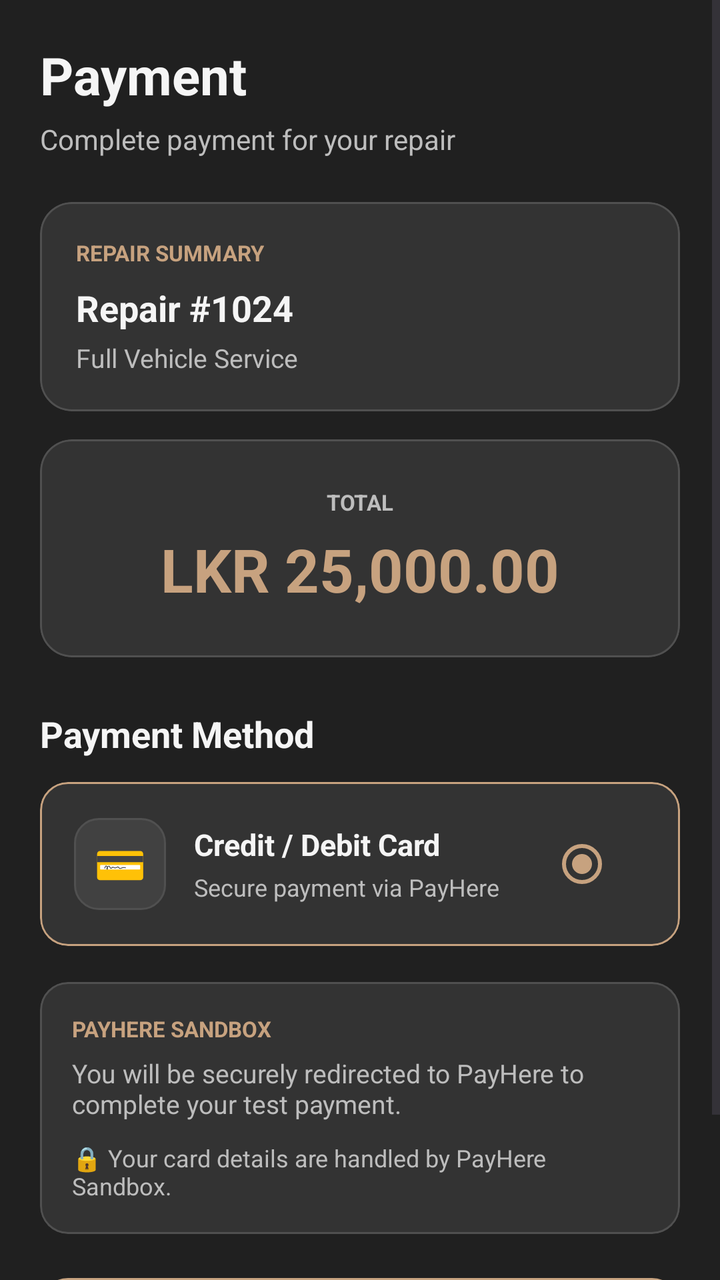
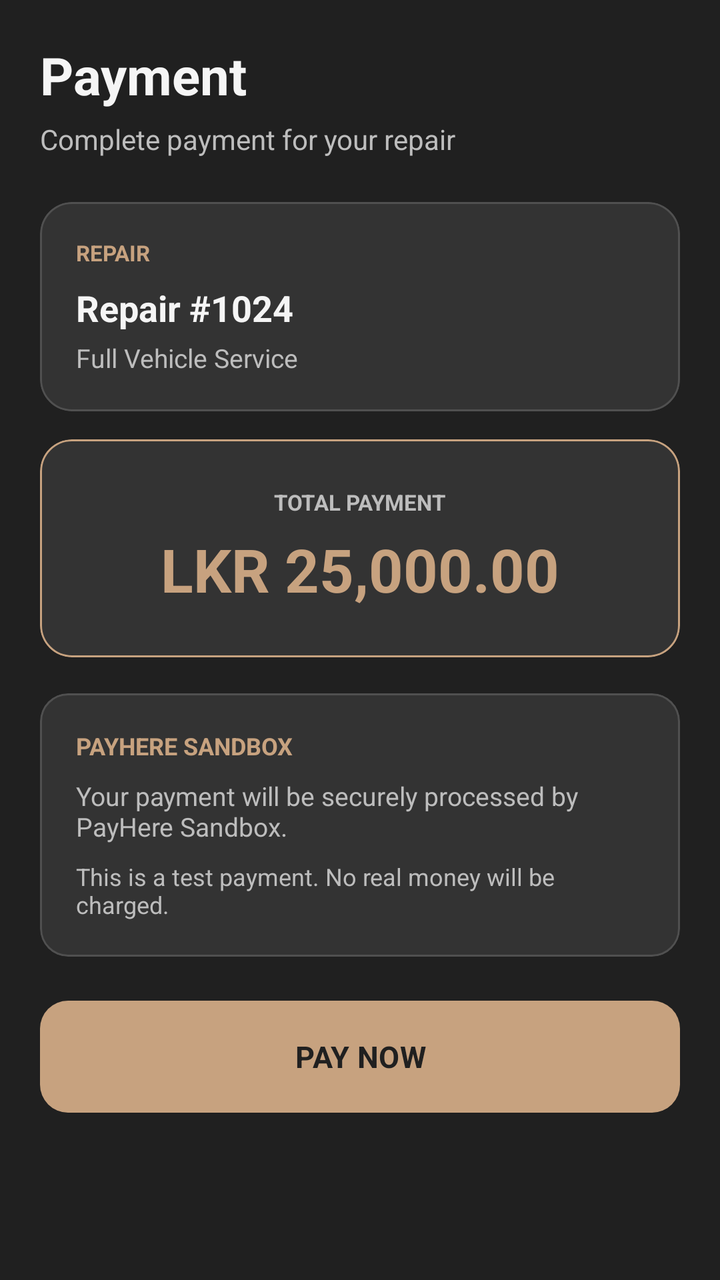

Screens rendered from an Android XML layout before and after an edit, with the pre-edit source and the edit as a unified diff.
<!-- AndroidManifest.xml: application theme Theme.TechFix -->
<!-- res/layout/activity_payment.xml -->
<?xml version="1.0" encoding="utf-8"?>
<ScrollView xmlns:android="http://schemas.android.com/apk/res/android"
    xmlns:app="http://schemas.android.com/apk/res-auto"
    android:layout_width="match_parent"
    android:layout_height="match_parent"
    android:background="@color/techfix_background"
    android:fillViewport="true">

    <LinearLayout
        android:layout_width="match_parent"
        android:layout_height="wrap_content"
        android:orientation="vertical"
        android:padding="20dp">

        

        <TextView
            android:layout_width="wrap_content"
            android:layout_height="wrap_content"
            android:text="Payment"
            android:textColor="@color/techfix_white"
            android:textSize="26sp"
            android:textStyle="bold" />

        <TextView
            android:layout_width="wrap_content"
            android:layout_height="wrap_content"
            android:layout_marginTop="5dp"
            android:text="Complete payment for your repair"
            android:textColor="@color/techfix_text_secondary"
            android:textSize="14sp" />

        

        <com.google.android.material.card.MaterialCardView
            android:layout_width="match_parent"
            android:layout_height="wrap_content"
            android:layout_marginTop="22dp"
            app:cardBackgroundColor="@color/techfix_surface"
            app:cardCornerRadius="16dp"
            app:strokeColor="@color/techfix_border"
            app:strokeWidth="1dp">

            <LinearLayout
                android:layout_width="match_parent"
                android:layout_height="wrap_content"
                android:orientation="vertical"
                android:padding="18dp">

                <TextView
                    android:layout_width="wrap_content"
                    android:layout_height="wrap_content"
                    android:text="REPAIR SUMMARY"
                    android:textColor="@color/techfix_gold"
                    android:textSize="11sp"
                    android:textStyle="bold" />

                <TextView
                    android:id="@+id/tvPaymentRepairId"
                    android:layout_width="wrap_content"
                    android:layout_height="wrap_content"
                    android:layout_marginTop="8dp"
                    android:text="Repair #1024"
                    android:textColor="@color/techfix_white"
                    android:textSize="18sp"
                    android:textStyle="bold" />

                <TextView
                    android:id="@+id/tvPaymentService"
                    android:layout_width="wrap_content"
                    android:layout_height="wrap_content"
                    android:layout_marginTop="4dp"
                    android:text="Full Vehicle Service"
                    android:textColor="@color/techfix_text_secondary"
                    android:textSize="13sp" />

            </LinearLayout>

        </com.google.android.material.card.MaterialCardView>

        

        <com.google.android.material.card.MaterialCardView
            android:layout_width="match_parent"
            android:layout_height="wrap_content"
            android:layout_marginTop="14dp"
            app:cardBackgroundColor="@color/techfix_surface"
            app:cardCornerRadius="16dp"
            app:strokeColor="@color/techfix_border"
            app:strokeWidth="1dp">

            <LinearLayout
                android:layout_width="match_parent"
                android:layout_height="wrap_content"
                android:gravity="center"
                android:orientation="vertical"
                android:padding="24dp">

                <TextView
                    android:layout_width="wrap_content"
                    android:layout_height="wrap_content"
                    android:text="TOTAL"
                    android:textColor="@color/techfix_text_secondary"
                    android:textSize="11sp"
                    android:textStyle="bold" />

                <TextView
                    android:id="@+id/tvPaymentTotal"
                    android:layout_width="wrap_content"
                    android:layout_height="wrap_content"
                    android:layout_marginTop="6dp"
                    android:text="LKR 25,000.00"
                    android:textColor="@color/techfix_gold"
                    android:textSize="30sp"
                    android:textStyle="bold" />

            </LinearLayout>

        </com.google.android.material.card.MaterialCardView>

        

        <TextView
            android:layout_width="wrap_content"
            android:layout_height="wrap_content"
            android:layout_marginTop="26dp"
            android:text="Payment Method"
            android:textColor="@color/techfix_white"
            android:textSize="18sp"
            android:textStyle="bold" />

        <com.google.android.material.card.MaterialCardView
            android:id="@+id/cardPaymentMethod"
            android:layout_width="match_parent"
            android:layout_height="wrap_content"
            android:layout_marginTop="12dp"
            app:cardBackgroundColor="@color/techfix_surface"
            app:cardCornerRadius="14dp"
            app:strokeColor="@color/techfix_gold"
            app:strokeWidth="1dp">

            <LinearLayout
                android:layout_width="match_parent"
                android:layout_height="wrap_content"
                android:gravity="center_vertical"
                android:orientation="horizontal"
                android:padding="17dp">

                

                <TextView
                    android:layout_width="46dp"
                    android:layout_height="46dp"
                    android:background="@drawable/bg_techfix_input"
                    android:gravity="center"
                    android:text="💳"
                    android:textSize="21sp" />

                

                <LinearLayout
                    android:layout_width="0dp"
                    android:layout_height="wrap_content"
                    android:layout_weight="1"
                    android:layout_marginStart="14dp"
                    android:orientation="vertical">

                    <TextView
                        android:layout_width="wrap_content"
                        android:layout_height="wrap_content"
                        android:text="Credit / Debit Card"
                        android:textColor="@color/techfix_white"
                        android:textSize="15sp"
                        android:textStyle="bold" />

                    <TextView
                        android:layout_width="wrap_content"
                        android:layout_height="wrap_content"
                        android:layout_marginTop="3dp"
                        android:text="Secure payment via PayHere"
                        android:textColor="@color/techfix_text_secondary"
                        android:textSize="12sp" />

                </LinearLayout>

                

                <RadioButton
                    android:id="@+id/radioCard"
                    android:layout_width="wrap_content"
                    android:layout_height="wrap_content"
                    android:checked="true"
                    android:buttonTint="@color/techfix_gold" />

            </LinearLayout>

        </com.google.android.material.card.MaterialCardView>

        

        <com.google.android.material.card.MaterialCardView
            android:layout_width="match_parent"
            android:layout_height="wrap_content"
            android:layout_marginTop="18dp"
            app:cardBackgroundColor="@color/techfix_surface"
            app:cardCornerRadius="14dp"
            app:strokeColor="@color/techfix_border"
            app:strokeWidth="1dp">

            <LinearLayout
                android:layout_width="match_parent"
                android:layout_height="wrap_content"
                android:orientation="vertical"
                android:padding="16dp">

                <TextView
                    android:layout_width="wrap_content"
                    android:layout_height="wrap_content"
                    android:text="PAYHERE SANDBOX"
                    android:textColor="@color/techfix_gold"
                    android:textSize="11sp"
                    android:textStyle="bold" />

                <TextView
                    android:layout_width="match_parent"
                    android:layout_height="wrap_content"
                    android:layout_marginTop="6dp"
                    android:text="You will be securely redirected to PayHere to complete your test payment."
                    android:textColor="@color/techfix_text_secondary"
                    android:textSize="13sp" />

                <TextView
                    android:layout_width="match_parent"
                    android:layout_height="wrap_content"
                    android:layout_marginTop="10dp"
                    android:text="🔒 Your card details are handled by PayHere Sandbox."
                    android:textColor="@color/techfix_text_secondary"
                    android:textSize="12sp" />

            </LinearLayout>

        </com.google.android.material.card.MaterialCardView>

        

        <com.google.android.material.button.MaterialButton
            android:id="@+id/btnPayNow"
            android:layout_width="match_parent"
            android:layout_height="56dp"
            android:layout_marginTop="22dp"
            android:layout_marginBottom="20dp"
            android:background="@drawable/bg_techfix_button"
            android:text="PAY LKR 25,000.00"
            android:textColor="@color/techfix_background"
            android:textSize="15sp"
            android:textStyle="bold" />

    </LinearLayout>

</ScrollView>
<!-- resources referenced by this layout -->
<resources>
  <color name="techfix_background">#202020</color>
  <color name="techfix_border">#505050</color>
  <color name="techfix_gold">#C7A27F</color>
  <color name="techfix_surface">#333333</color>
  <color name="techfix_text_secondary">#BDBDBD</color>
  <color name="techfix_white">#F5F5F5</color>
  <!-- drawable bg_techfix_button (drawable) -->
  <?xml version="1.0" encoding="utf-8"?>
  <shape xmlns:android="http://schemas.android.com/apk/res/android"
      android:shape="rectangle">
  
      <solid android:color="@color/techfix_gold" />
  
      <corners android:radius="14dp" />
  
  </shape>
  <!-- drawable bg_techfix_input (drawable) -->
  <?xml version="1.0" encoding="utf-8"?>
  <shape xmlns:android="http://schemas.android.com/apk/res/android"
      android:shape="rectangle">
  
      <solid android:color="@color/techfix_surface_light" />
  
      <corners android:radius="12dp" />
  
      <stroke
          android:width="1dp"
          android:color="@color/techfix_border" />
  
  </shape>
  <style name="Theme.TechFix" parent="Base.Theme.TechFix" />
  <color name="techfix_surface_light">#414141</color>
  <style name="Base.Theme.TechFix" parent="Theme.Material3.DayNight.NoActionBar">
  
          <item name="android:fontFamily">sans-serif</item>
  
          <item name="android:windowBackground">@color/techfix_background</item>
  
          <item name="colorPrimary">@color/techfix_gold</item>
          <item name="colorOnPrimary">@color/techfix_background</item>
  
          <item name="colorSecondary">@color/techfix_gold_light</item>
          <item name="colorOnSecondary">@color/techfix_background</item>
  
          <item name="android:colorAccent">@color/techfix_gold</item>
  
          <item name="android:navigationBarColor">@color/techfix_background</item>
          <item name="android:statusBarColor">@color/techfix_background</item>
  
          <item name="android:windowLightStatusBar">false</item>
  
      </style>
  <color name="techfix_gold_light">#D4B493</color>
</resources>

<!-- the commit's change to res/layout/activity_payment.xml (unified diff, before → after) -->
@@ -1,5 +1,6 @@
 <?xml version="1.0" encoding="utf-8"?>
-<ScrollView xmlns:android="http://schemas.android.com/apk/res/android"
+<ScrollView
+    xmlns:android="http://schemas.android.com/apk/res/android"
     xmlns:app="http://schemas.android.com/apk/res-auto"
     android:layout_width="match_parent"
     android:layout_height="match_parent"
@@ -30,6 +31,7 @@
             android:textColor="@color/techfix_text_secondary"
             android:textSize="14sp" />
 
+
         
 
         <com.google.android.material.card.MaterialCardView
@@ -50,7 +52,7 @@
                 <TextView
                     android:layout_width="wrap_content"
                     android:layout_height="wrap_content"
-                    android:text="REPAIR SUMMARY"
+                    android:text="REPAIR"
                     android:textColor="@color/techfix_gold"
                     android:textSize="11sp"
                     android:textStyle="bold" />
@@ -78,6 +80,7 @@
 
         </com.google.android.material.card.MaterialCardView>
 
+
         
 
         <com.google.android.material.card.MaterialCardView
@@ -86,7 +89,7 @@
             android:layout_marginTop="14dp"
             app:cardBackgroundColor="@color/techfix_surface"
             app:cardCornerRadius="16dp"
-            app:strokeColor="@color/techfix_border"
+            app:strokeColor="@color/techfix_gold"
             app:strokeWidth="1dp">
 
             <LinearLayout
@@ -99,7 +102,7 @@
                 <TextView
                     android:layout_width="wrap_content"
                     android:layout_height="wrap_content"
-                    android:text="TOTAL"
+                    android:text="TOTAL PAYMENT"
                     android:textColor="@color/techfix_text_secondary"
                     android:textSize="11sp"
                     android:textStyle="bold" />
@@ -118,83 +121,6 @@
 
         </com.google.android.material.card.MaterialCardView>
 
-        
-
-        <TextView
-            android:layout_width="wrap_content"
-            android:layout_height="wrap_content"
-            android:layout_marginTop="26dp"
-            android:text="Payment Method"
-            android:textColor="@color/techfix_white"
-            android:textSize="18sp"
-            android:textStyle="bold" />
-
-        <com.google.android.material.card.MaterialCardView
-            android:id="@+id/cardPaymentMethod"
-            android:layout_width="match_parent"
-            android:layout_height="wrap_content"
-            android:layout_marginTop="12dp"
-            app:cardBackgroundColor="@color/techfix_surface"
-            app:cardCornerRadius="14dp"
-            app:strokeColor="@color/techfix_gold"
-            app:strokeWidth="1dp">
-
-            <LinearLayout
-                android:layout_width="match_parent"
-                android:layout_height="wrap_content"
-                android:gravity="center_vertical"
-                android:orientation="horizontal"
-                android:padding="17dp">
-
-                
-
-                <TextView
-                    android:layout_width="46dp"
-                    android:layout_height="46dp"
-                    android:background="@drawable/bg_techfix_input"
-                    android:gravity="center"
-                    android:text="💳"
-                    android:textSize="21sp" />
-
-                
-
-                <LinearLayout
-                    android:layout_width="0dp"
-                    android:layout_height="wrap_content"
-                    android:layout_weight="1"
-                    android:layout_marginStart="14dp"
-                    android:orientation="vertical">
-
-                    <TextView
-                        android:layout_width="wrap_content"
-                        android:layout_height="wrap_content"
-                        android:text="Credit / Debit Card"
-                        android:textColor="@color/techfix_white"
-                        android:textSize="15sp"
-                        android:textStyle="bold" />
-
-                    <TextView
-                        android:layout_width="wrap_content"
-                        android:layout_height="wrap_content"
-                        android:layout_marginTop="3dp"
-                        android:text="Secure payment via PayHere"
-                        android:textColor="@color/techfix_text_secondary"
-                        android:textSize="12sp" />
-
-                </LinearLayout>
-
-                
-
-                <RadioButton
-                    android:id="@+id/radioCard"
-                    android:layout_width="wrap_content"
-                    android:layout_height="wrap_content"
-                    android:checked="true"
-                    android:buttonTint="@color/techfix_gold" />
-
-            </LinearLayout>
-
-        </com.google.android.material.card.MaterialCardView>
 
         
 
@@ -211,35 +137,36 @@
                 android:layout_width="match_parent"
                 android:layout_height="wrap_content"
                 android:orientation="vertical"
-                android:padding="16dp">
+                android:padding="18dp">
 
                 <TextView
                     android:layout_width="wrap_content"
                     android:layout_height="wrap_content"
                     android:text="PAYHERE SANDBOX"
                     android:textColor="@color/techfix_gold"
-                    android:textSize="11sp"
+                    android:textSize="12sp"
                     android:textStyle="bold" />
 
                 <TextView
                     android:layout_width="match_parent"
                     android:layout_height="wrap_content"
-                    android:layout_marginTop="6dp"
-                    android:text="You will be securely redirected to PayHere to complete your test payment."
+                    android:layout_marginTop="8dp"
+                    android:text="Your payment will be securely processed by PayHere Sandbox."
                     android:textColor="@color/techfix_text_secondary"
                     android:textSize="13sp" />
 
                 <TextView
                     android:layout_width="match_parent"
                     android:layout_height="wrap_content"
-                    android:layout_marginTop="10dp"
-                    android:text="🔒 Your card details are handled by PayHere Sandbox."
+                    android:layout_marginTop="8dp"
+                    android:text="This is a test payment. No real money will be charged."
                     android:textColor="@color/techfix_text_secondary"
                     android:textSize="12sp" />
 
             </LinearLayout>
 
         </com.google.android.material.card.MaterialCardView>
+
 
         
 
@@ -250,7 +177,7 @@
             android:layout_marginTop="22dp"
             android:layout_marginBottom="20dp"
             android:background="@drawable/bg_techfix_button"
-            android:text="PAY LKR 25,000.00"
+            android:text="PAY NOW"
             android:textColor="@color/techfix_background"
             android:textSize="15sp"
             android:textStyle="bold" />
<!-- resource entries referenced after the edit -->
@@ -16,22 +16,7 @@
       <corners android:radius="14dp" />
   
   </shape>
-  <!-- drawable bg_techfix_input (drawable) -->
-  <?xml version="1.0" encoding="utf-8"?>
-  <shape xmlns:android="http://schemas.android.com/apk/res/android"
-      android:shape="rectangle">
-  
-      <solid android:color="@color/techfix_surface_light" />
-  
-      <corners android:radius="12dp" />
-  
-      <stroke
-          android:width="1dp"
-          android:color="@color/techfix_border" />
-  
-  </shape>
   <style name="Theme.TechFix" parent="Base.Theme.TechFix" />
-  <color name="techfix_surface_light">#414141</color>
   <style name="Base.Theme.TechFix" parent="Theme.Material3.DayNight.NoActionBar">
   
           <item name="android:fontFamily">sans-serif</item>
